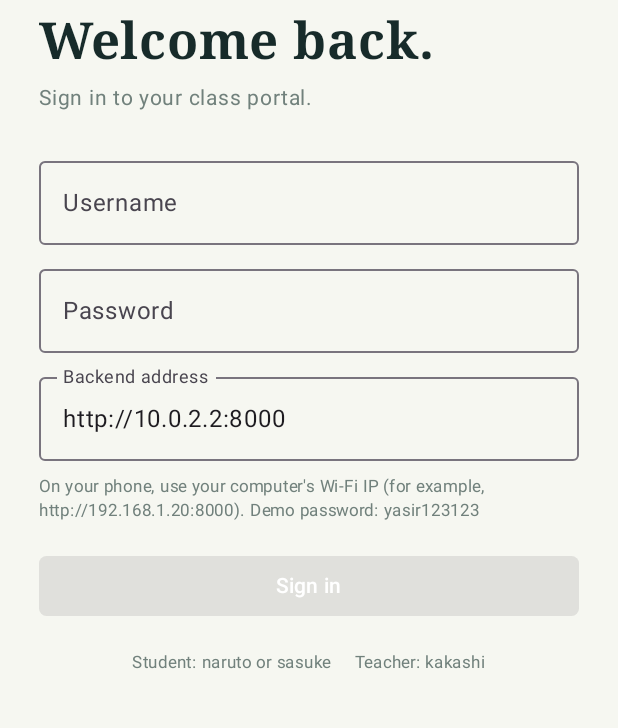
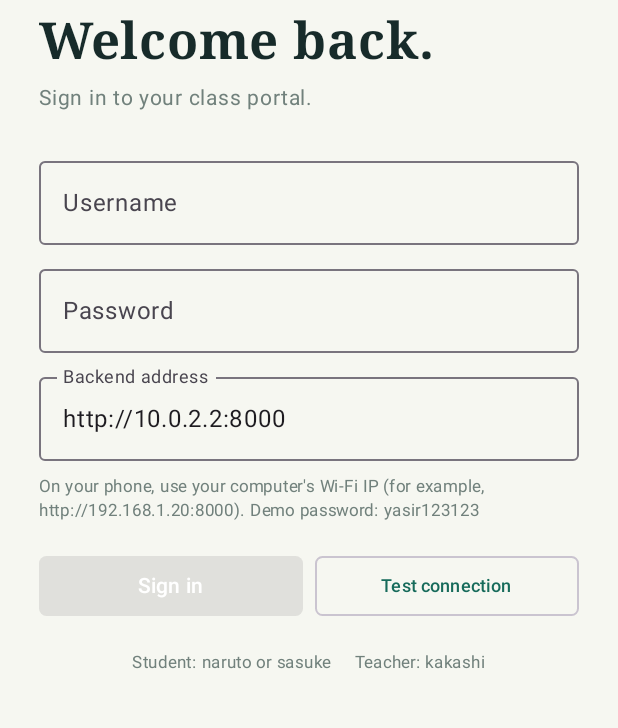
Before and after one commit to yasirkhan091/AISmartClass, an Android app built with Jetpack Compose: the screen it shows after launch (ClassroomActivity), on a phone screen of 412 x 824 dp, the part 296-1024 px from its top. Run offline under Robolectric (Android 15) with nearby library versions, the light colour scheme and no system bars.

Commit message:
Release AIClassroom v0.4 with backend connectivity check

```diff
--- a/app/build.gradle.kts
+++ b/app/build.gradle.kts
@@ -11,8 +11,8 @@ android {
         applicationId = "com.aismartclass"
         minSdk = 26
         targetSdk = 34
-        versionCode = 4
-        versionName = "0.3"
+        versionCode = 5
+        versionName = "0.4"
     }
 
     buildFeatures {
--- a/app/src/main/java/com/aismartclass/ClassroomActivity.kt
+++ b/app/src/main/java/com/aismartclass/ClassroomActivity.kt
@@ -198,6 +198,14 @@ private fun ClassroomApp(context: Context) {
                     backendUrl = backendUrl,
                     onBackendUrlChange = { backendUrl = it },
                     loading = loading,
+                    onPing = {
+                        preferences.edit().putString("backend_url", backendUrl.trim().trimEnd('/')).apply()
+                        execute("Backend connection failed") {
+                            val health = SmartclassApi(backendUrl).health()
+                            val aiStatus = if (health.optBoolean("ai_configured")) "Gemini key is configured." else "Backend is reachable, but no Gemini key is configured."
+                            activity.runOnUiThread { showError("Backend reachable", "The server responded successfully. $aiStatus") }
+                        }
+                    },
                     onLogin = { username, password ->
                         preferences.edit().putString("backend_url", backendUrl.trim().trimEnd('/')).apply()
                         execute("Sign-in failed") {
@@ -300,7 +308,7 @@ private fun ClassroomApp(context: Context) {
 }
 
 @Composable
-private fun LoginScreen(backendUrl: String, onBackendUrlChange: (String) -> Unit, loading: Boolean, onLogin: (String, String) -> Unit) {
+private fun LoginScreen(backendUrl: String, onBackendUrlChange: (String) -> Unit, loading: Boolean, onPing: () -> Unit, onLogin: (String, String) -> Unit) {
     var username by remember { mutableStateOf("") }
     var password by remember { mutableStateOf("") }
     Column(Modifier.fillMaxSize().padding(horizontal = 26.dp), verticalArrangement = Arrangement.Center) {
@@ -311,8 +319,13 @@ private fun LoginScreen(backendUrl: String, onBackendUrlChange: (String) -> Unit
         OutlinedTextField(password, { password = it }, label = { Text("Password") }, singleLine = true, visualTransformation = PasswordVisualTransformation(), keyboardOptions = KeyboardOptions(keyboardType = KeyboardType.Password), modifier = Modifier.fillMaxWidth().padding(top = 8.dp))
         OutlinedTextField(backendUrl, onBackendUrlChange, label = { Text("Backend address") }, singleLine = true, modifier = Modifier.fillMaxWidth().padding(top = 8.dp))
         Text("On your phone, use your computer's Wi-Fi IP (for example, http://192.168.1.20:8000). Demo password: yasir123123", color = ClassroomMuted, fontSize = 11.sp, lineHeight = 16.sp, modifier = Modifier.padding(top = 9.dp))
-        Button(onClick = { onLogin(username.trim(), password) }, enabled = !loading && username.isNotBlank() && password.isNotBlank(), colors = ButtonDefaults.buttonColors(containerColor = ClassroomTeal), shape = RoundedCornerShape(5.dp), modifier = Modifier.fillMaxWidth().padding(top = 18.dp)) {
-            if (loading) CircularProgressIndicator(color = Color.White, strokeWidth = 2.dp, modifier = Modifier.size(18.dp)) else Text("Sign in", color = Color.White)
+        Row(Modifier.fillMaxWidth().padding(top = 18.dp), horizontalArrangement = Arrangement.spacedBy(8.dp)) {
+            Button(onClick = { onLogin(username.trim(), password) }, enabled = !loading && username.isNotBlank() && password.isNotBlank(), colors = ButtonDefaults.buttonColors(containerColor = ClassroomTeal), shape = RoundedCornerShape(5.dp), modifier = Modifier.weight(1f)) {
+                if (loading) CircularProgressIndicator(color = Color.White, strokeWidth = 2.dp, modifier = Modifier.size(18.dp)) else Text("Sign in", color = Color.White)
+            }
+            OutlinedButton(onClick = onPing, enabled = !loading && backendUrl.isNotBlank(), shape = RoundedCornerShape(5.dp), modifier = Modifier.weight(1f)) {
+                Text("Test connection", color = ClassroomTeal, fontSize = 12.sp)
+            }
         }
         Text("Student: naruto or sasuke     Teacher: kakashi", color = ClassroomMuted, fontSize = 11.sp, modifier = Modifier.align(Alignment.CenterHorizontally).padding(top = 15.dp))
     }
--- a/app/src/main/java/com/aismartclass/SmartclassApi.kt
+++ b/app/src/main/java/com/aismartclass/SmartclassApi.kt
@@ -11,7 +11,11 @@ import java.net.URL
 private class SmartclassHttpException(message: String) : IOException(message)
 
 internal class SmartclassApi(baseUrl: String, private val token: String? = null) {
-    private val baseUrl = baseUrl.trim().trimEnd('/')
+    private val baseUrl = baseUrl.trim().trimEnd('/').let { address ->
+        if (address.startsWith("http://") || address.startsWith("https://")) address else "http://$address"
+    }
+
+    fun health(): JSONObject = JSONObject(String(requestBytes("/api/health", "GET", null, null), Charsets.UTF_8))
 
     fun login(username: String, password: String): JSONObject = requestJson(
         "/api/login",
```
Also changed, not shown: 2 other files.
